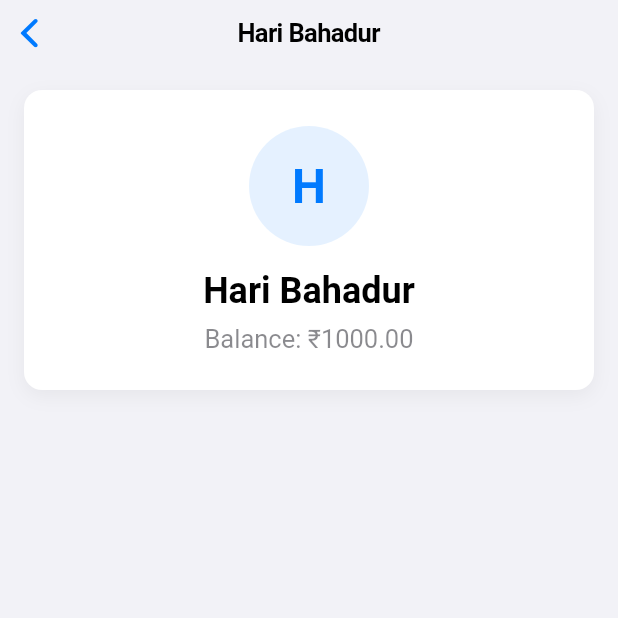
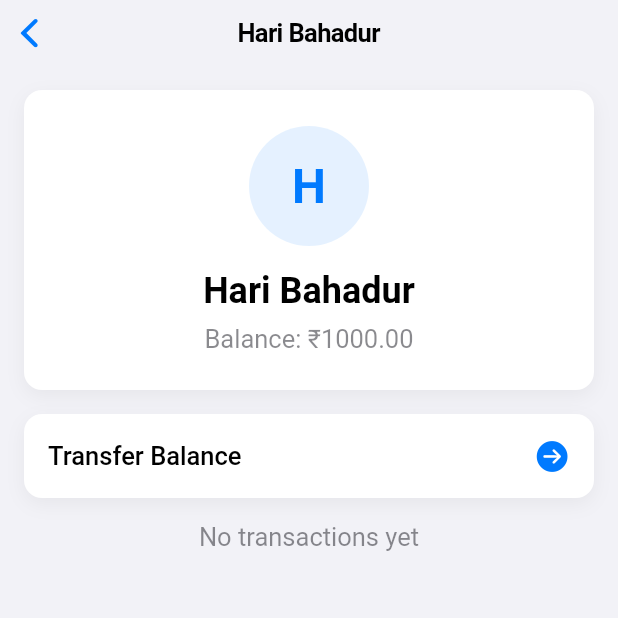
Before and after one commit to prash5t/integrate-siri-ios-apps, a Flutter app: the VillagerProfileScreen screen opened directly with sample values from the repository, on a phone screen of 412 x 824 dp, the top half of it. Run offline on Flutter 3.47's test engine with Material 3 defaults, Android fonts, the phone set to English and light mode, and no system bars; our stand-ins replace flutter_bloc, get_it, shared_preferences; accounts and stored records are empty.

Commit message:
feat: transfer balance

```diff
--- a/lib/core/constants/text_constants.dart
+++ b/lib/core/constants/text_constants.dart
@@ -52,4 +52,11 @@ class TextConstants {
   static const String loadSuccess = "Balance loaded successfully!";
   static const String transactions = "Transactions";
   static const String noTransactions = "No transactions yet";
+
+  // Transfer Balance
+  static const String transferBalance = "Transfer Balance";
+  static const String enterTransferAmount = "Enter amount to transfer";
+  static const String transfer = "Transfer";
+  static const String transferSuccess = "Balance transferred successfully!";
+  static const String insufficientBalance = "Insufficient balance";
 }
--- a/lib/exports.dart
+++ b/lib/exports.dart
@@ -34,3 +34,4 @@ export 'package:village_pay/cubits/balance_operations_cubit/balance_operations_s
 export 'package:village_pay/presentation/widgets/transaction_list.dart';
 export 'package:village_pay/models/transaction_model.dart';
 export 'package:village_pay/presentation/widgets/load_balance_form.dart';
+export 'package:village_pay/presentation/widgets/transfer_balance_form.dart';
--- a/lib/models/balance_transfer_model.dart
+++ b/lib/models/balance_transfer_model.dart
@@ -18,7 +18,7 @@ class BalanceTransferModel {
       fromId: json['fromId'],
       toId: json['toId'],
       amount: json['amount'],
-      txnTimeStamp: json['txnTimeStamp'],
+      txnTimeStamp: DateTime.tryParse(json['txnTimeStamp']) ?? DateTime.now(),
     );
   }
 
@@ -28,7 +28,7 @@ class BalanceTransferModel {
       'fromId': fromId,
       'toId': toId,
       'amount': amount,
-      'txnTimeStamp': txnTimeStamp,
+      'txnTimeStamp': txnTimeStamp.toString(),
     };
   }
 }
--- a/lib/presentation/screens/villager_profile_screen.dart
+++ b/lib/presentation/screens/villager_profile_screen.dart
@@ -9,11 +9,8 @@ class VillagerProfileScreen extends StatelessWidget {
     return CupertinoPageScaffold(
       backgroundColor: ColorConstants.backgroundColor(context),
       navigationBar: CupertinoNavigationBar(
-        middle: Text(
-          villager.name,
-          style: const TextStyle(fontWeight: FontWeight.w600),
-        ),
-        backgroundColor: ColorConstants.surfaceColor(context).withOpacity(0.8),
+        backgroundColor: ColorConstants.backgroundColor(context),
+        middle: Text(villager.name),
       ),
       child: SafeArea(
         child: ListView(
@@ -74,8 +71,81 @@ class VillagerProfileScreen extends StatelessWidget {
                 ],
               ),
             ),
-            const SizedBox(height: 24),
-            // More sections can be added here for transactions, etc.
+            const SizedBox(height: 16),
+            GestureDetector(
+              onTap: () {
+                showCupertinoModalPopup(
+                  context: context,
+                  builder: (context) => Container(
+                    padding: const EdgeInsets.all(16),
+                    decoration: BoxDecoration(
+                      color: ColorConstants.backgroundColor(context),
+                      borderRadius: const BorderRadius.vertical(
+                        top: Radius.circular(12),
+                      ),
+                    ),
+                    child: Column(
+                      mainAxisSize: MainAxisSize.min,
+                      children: [
+                        Text(
+                          TextConstants.transferBalance,
+                          style: TextStyle(
+                            color: ColorConstants.textPrimary(context),
+                            fontSize: 17,
+                            fontWeight: FontWeight.w600,
+                          ),
+                        ),
+                        const SizedBox(height: 16),
+                        BlocProvider(
+                          create: (context) => BalanceOperationsCubit(),
+                          child: TransferBalanceForm(
+                            receiver: villager,
+                            sender: context
+                                .read<GetVillagersCubit>()
+                                .loggedInVillager
+                                .value!,
+                          ),
+                        ),
+                      ],
+                    ),
+                  ),
+                );
+              },
+              child: Container(
+                padding: const EdgeInsets.all(16),
+                decoration: BoxDecoration(
+                  color: ColorConstants.cardColor(context),
+                  borderRadius: BorderRadius.circular(12),
+                  boxShadow: [
+                    BoxShadow(
+                      color:
+                          ColorConstants.textPrimary(context).withOpacity(0.05),
+                      blurRadius: 10,
+                      offset: const Offset(0, 4),
+                    ),
+                  ],
+                ),
+                child: Row(
+                  mainAxisAlignment: MainAxisAlignment.spaceBetween,
+                  children: [
+                    Text(
+                      TextConstants.transferBalance,
+                      style: TextStyle(
+                        color: ColorConstants.textPrimary(context),
+                        fontSize: 17,
+                        fontWeight: FontWeight.w500,
+                      ),
+                    ),
+                    Icon(
+                      CupertinoIcons.arrow_right_circle_fill,
+                      color: ColorConstants.primaryColor(context),
+                    ),
+                  ],
+                ),
+              ),
+            ),
+            const SizedBox(height: 16),
+            TransactionList(villagerId: villager.id),
           ],
         ),
       ),
```
Also changed, not shown: lib/cubits/balance_operations_cubit/balance_operations_cubit.dart (+90 -0 lines), lib/presentation/widgets/transfer_balance_form.dart (added, +149 -0 lines).
